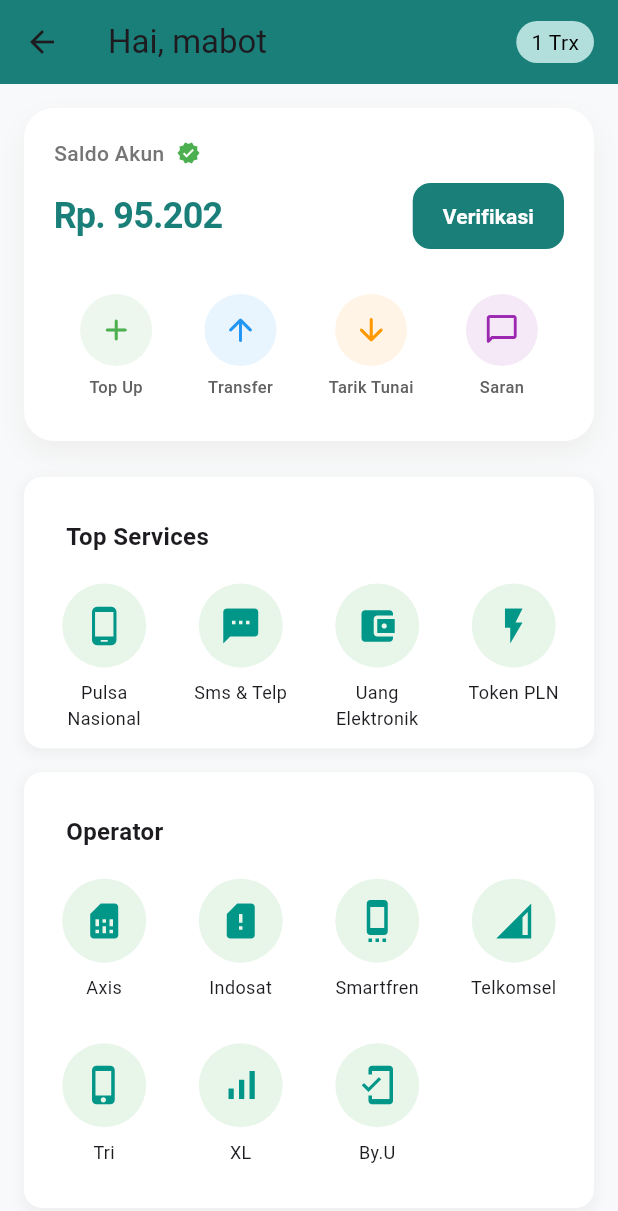
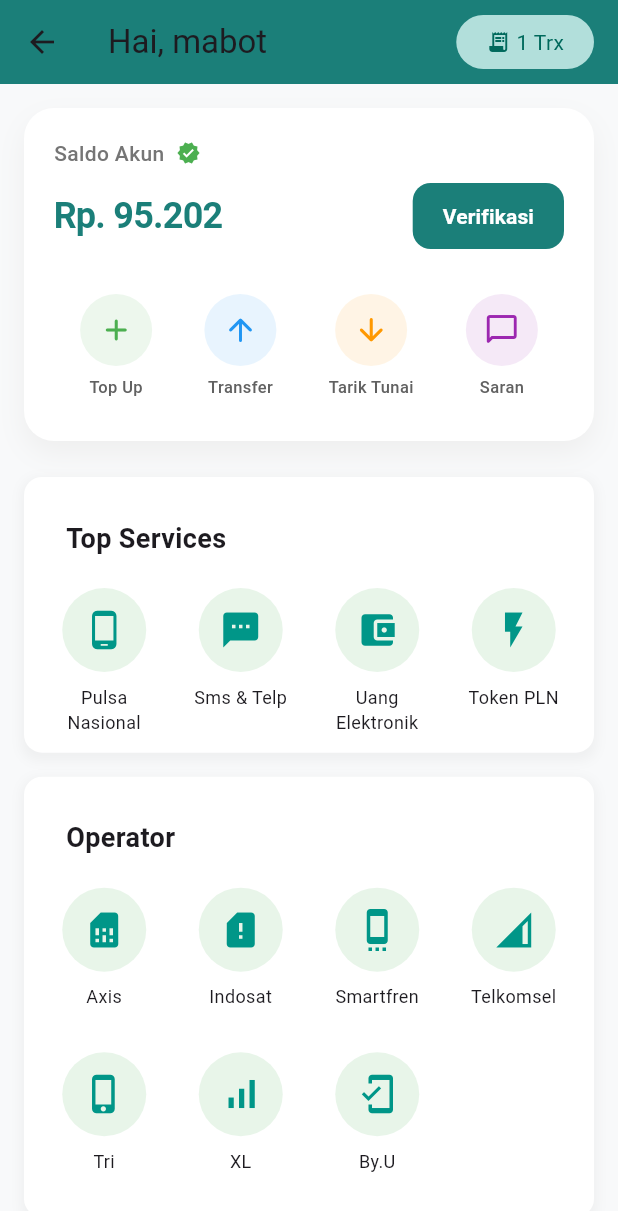
Before and after one commit to Mabot17/fastflow_flutter, a Flutter app: the TopinView screen opened by its route, on a phone screen of 412 x 824 dp. Shown: the top 1211 px of the screen. Run offline on Flutter 3.47's test engine with Material 3 defaults, Android fonts, the phone set to English and light mode, and no system bars; our stand-ins replace dio, fl_chart, flutter_screenutil, get, get_storage, sqflite; missing offline and left inert: mobile_scanner; accounts and stored records are empty; network calls fail.

Commit message:
[Handle laporan topin] - redirect modul laporan penjualan

```diff
--- a/lib/modules/topin/views/topin_view.dart
+++ b/lib/modules/topin/views/topin_view.dart
@@ -1,11 +1,12 @@
 import 'package:flutter/material.dart';
 import 'package:get/get.dart';
-
+import '../../home/controllers/home_controller.dart';
 import '../controllers/topin_controller.dart';
 import '../models/topin_model.dart';
 
 class TopinView extends StatelessWidget {
   final TopinController controller = Get.put(TopinController());
+  final HomeController _home_controller = Get.find<HomeController>();
 
   Widget _buildQuickAction(
     IconData icon,
@@ -179,7 +180,33 @@ class TopinView extends StatelessWidget {
                   color: Colors.teal.shade100,
                   borderRadius: BorderRadius.circular(20),
                 ),
-                child: Text('1 Trx', style: TextStyle(color: Colors.black)),
+                child: GestureDetector(
+                  onTap: () {
+                    _home_controller.handleMenuTap({'route': '/laporan_penjualan'});
+                  },
+                  child: Container(
+                    padding: EdgeInsets.symmetric(horizontal: 10, vertical: 4),
+                    decoration: BoxDecoration(
+                      color: Colors.teal.shade100,
+                      borderRadius: BorderRadius.circular(20),
+                    ),
+                    child: Row(
+                      mainAxisSize: MainAxisSize.min,
+                      children: [
+                        Icon(
+                          Icons.receipt_long,
+                          size: 16,
+                          color: Colors.teal.shade800,
+                        ),
+                        SizedBox(width: 4),
+                        Text(
+                          '1 Trx',
+                          style: TextStyle(color: Colors.teal.shade800),
+                        ),
+                      ],
+                    ),
+                  ),
+                ),
               ),
             ),
           ),
@@ -222,7 +249,7 @@ class TopinView extends StatelessWidget {
                                   group.groupTitle,
                                   style: TextStyle(
                                     fontWeight: FontWeight.bold,
-                                    fontSize: 16,
+                                    fontSize: 18,
                                   ),
                                 ),
                               ),
@@ -278,5 +305,4 @@ class TopinView extends StatelessWidget {
       ),
     );
   }
-
 }
```
